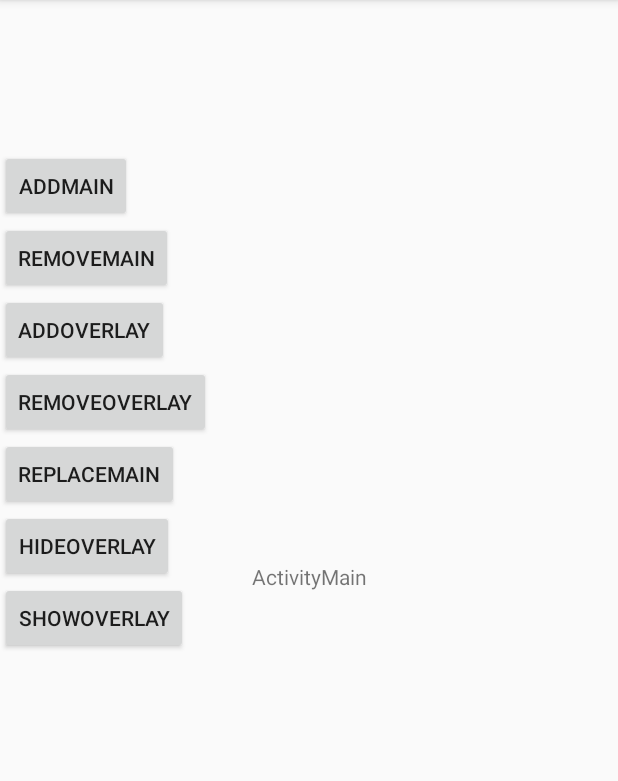
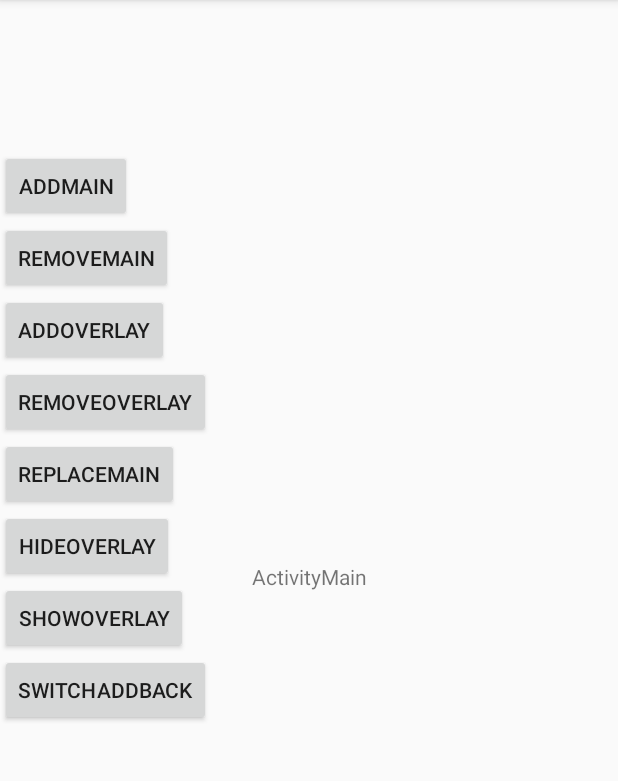
Before and after one commit to AlbertSnow/LifeCycle, an Android app: the screen it shows after launch (MainActivity), on a phone screen of 412 x 824 dp, the part 84-865 px from its top. Run offline under Robolectric (Android 15) with nearby library versions, the phone set to English and light mode, and no system bars.

```diff
--- a/app/src/main/res/layout/activity_main.xml
+++ b/app/src/main/res/layout/activity_main.xml
@@ -107,4 +107,14 @@
         android:onClick="showOverlay"
         />
 
+    <Button
+        android:id="@+id/switch_add_back"
+        android:layout_width="wrap_content"
+        android:layout_height="wrap_content"
+        android:text="SwitchAddBack"
+        app:layout_constraintLeft_toLeftOf="parent"
+        app:layout_constraintTop_toBottomOf="@id/show_overlay_btn"
+        android:onClick="switchAddBack"
+        />
+
 </androidx.constraintlayout.widget.ConstraintLayout>
```
Also changed, not shown: app/src/main/java/com/sogou/babel/testfragment/MainActivity.kt (+33 -0 lines).
